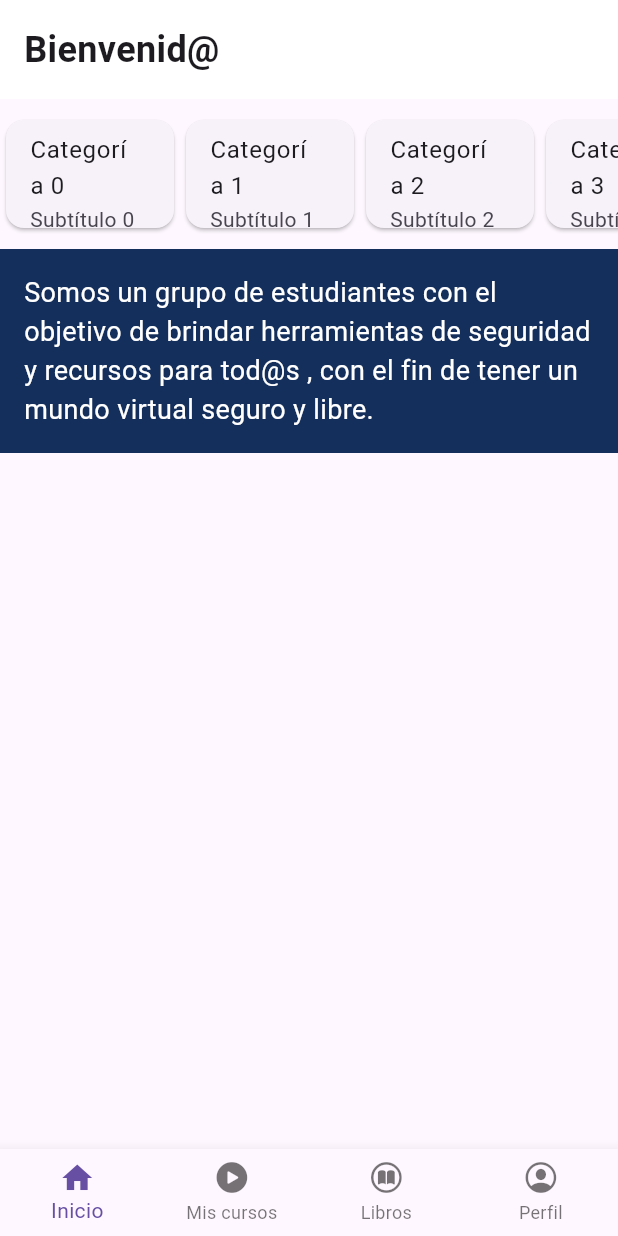
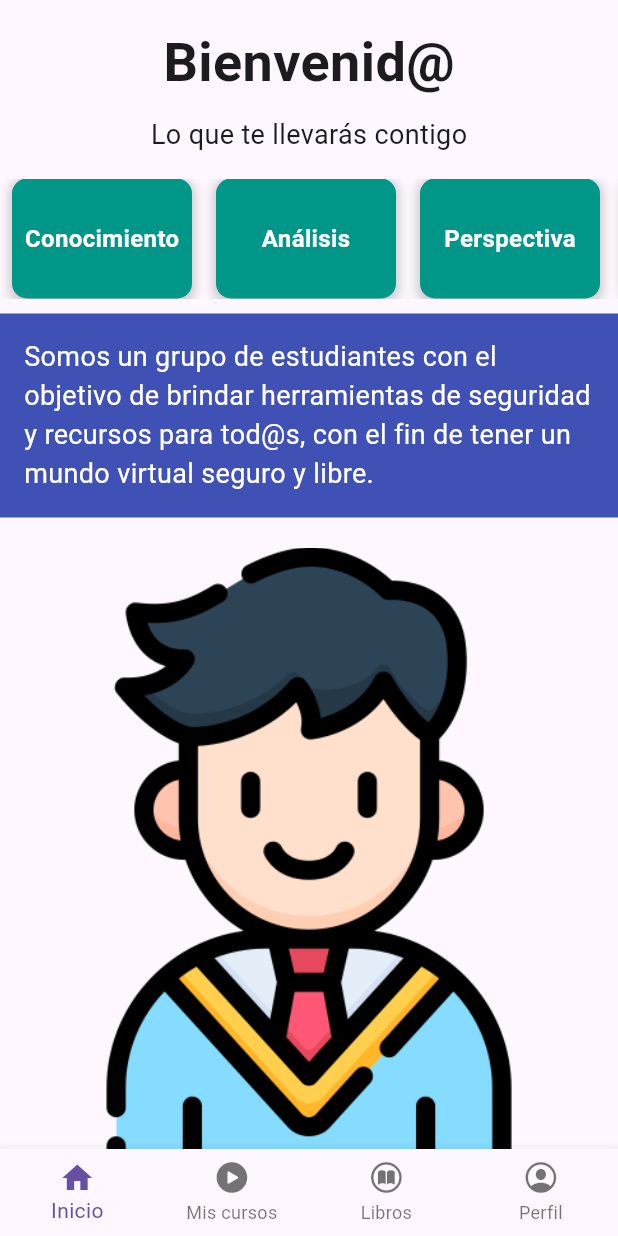
Before and after one commit to paodiazs/SecurityforAll, a Flutter app: the MyHomePage screen opened directly, on a phone screen of 412 x 824 dp. Run offline on Flutter 3.47's test engine with Material 3 defaults, Android fonts, the phone set to English and light mode, and no system bars.

Commit message:
changes home

```diff
--- a/lib/Pages/inicio.dart
+++ b/lib/Pages/inicio.dart
@@ -1,29 +1,36 @@
-
 import 'package:flutter/material.dart';
-
 
 class HomePage extends StatelessWidget {
   @override
   Widget build(BuildContext context) {
-    return SingleChildScrollView(
+    return SafeArea(
+      child: SingleChildScrollView(
         child: Column(
           crossAxisAlignment: CrossAxisAlignment.stretch,
           children: [
-
+            // Texto de Bienvenida
             Container(
               padding: EdgeInsets.all(16.0),
-            color: Colors.white,
-            child: Text(
+              child: Column(
+                children: [
+                  Text(
                     'Bienvenid@',
                     style: TextStyle(
-                fontSize: 24.0,
+                      fontSize: 36.0,
                       fontWeight: FontWeight.bold,
                     ),
                   ),
+                  SizedBox(height: 10.0),
+                  Text(
+                    'Lo que te llevarás contigo',
+                    style: TextStyle(
+                      fontSize: 18.0,
                     ),
-          SizedBox(height: 10.0),
+                  ),
+                ],
+              ),
+            ),
 
-          // Slider de Categorías
             // Slider de Categorías
             Container(
               height: 80.0,
@@ -31,6 +38,25 @@ class HomePage extends StatelessWidget {
                 scrollDirection: Axis.horizontal,
                 itemCount: 5,
                 itemBuilder: (context, index) {
+                  String categoryText = '';
+                  switch (index) {
+                    case 0:
+                      categoryText = 'Conocimiento';
+                      break;
+                    case 1:
+                      categoryText = 'Análisis';
+                      break;
+                    case 2:
+                      categoryText = 'Perspectiva';
+                      break;
+                    case 3:
+                      categoryText = 'Visión';
+                      break;
+                    case 4:
+                      categoryText = 'Anticipación';
+                      break;
+                  }
+
                   return InkWell(
                     onTap: () {
                       // Aquí puedes definir las rutas y realizar la navegación
@@ -46,10 +72,27 @@ class HomePage extends StatelessWidget {
                     },
                     child: Container(
                       width: 120.0,
-                    child: Card(
-                      child: ListTile(
-                        title: Text('Categoría $index'),
-                        subtitle: Text('Subtítulo $index'),
+                      margin: EdgeInsets.symmetric(horizontal: 8.0),
+                      decoration: BoxDecoration(
+                        color: Colors.teal,
+                        borderRadius: BorderRadius.circular(10.0),
+                        boxShadow: [
+                          BoxShadow(
+                            color: Colors.grey.withOpacity(0.5),
+                            spreadRadius: 2,
+                            blurRadius: 5,
+                            offset: Offset(0, 2),
+                          ),
+                        ],
+                      ),
+                      child: Center(
+                        child: Text(
+                          categoryText,
+                          style: TextStyle(
+                            color: Colors.white,
+                            fontSize: 16.0,
+                            fontWeight: FontWeight.bold,
+                          ),
                         ),
                       ),
                     ),
@@ -59,20 +102,33 @@ class HomePage extends StatelessWidget {
             ),
             SizedBox(height: 10.0),
 
-          // Rectángulo de Color
+            // Rectángulo de Color con Texto
             Container(
-            color: const Color.fromARGB(255, 21, 47, 92),
+              color: Colors.indigo,
               padding: EdgeInsets.all(16.0),
               width: 80,
               child: Text(
-              'Somos un grupo de estudiantes con el objetivo de brindar herramientas de seguridad y recursos para tod@s , con el fin de tener un mundo virtual seguro y libre.',
+                'Somos un grupo de estudiantes con el objetivo de brindar herramientas de seguridad y recursos para tod@s, con el fin de tener un mundo virtual seguro y libre.',
                 style: TextStyle(
                   color: Colors.white,
                   fontSize: 18.0,
                 ),
               ),
             ),
+
+            // Espacio en blanco con imagen de la Anáhuac
+            Container(
+              height: 435.0,
+              margin: EdgeInsets.only(top: 20.0), // Ajusta el margen superior según sea necesario
+              decoration: BoxDecoration(
+                image: DecorationImage(
+                  image: AssetImage('images/estudiante.png'),
+                  fit: BoxFit.cover,
+                ),
+              ),
+            ),
           ],
+        ),
       ),
     );
   }
--- a/pubspec.yaml
+++ b/pubspec.yaml
@@ -70,6 +70,7 @@ flutter:
      - images/iot.jpeg
      - images/privacidad.jpeg
      - images/redes-sociales.webp
+     - images/estudiante.png
 
 
   # An image asset can refer to one or more resolution-specific "variants", see
```
Also changed, not shown: images/estudiante.png (added). Lines whose indentation alone changed are shown as unchanged.
